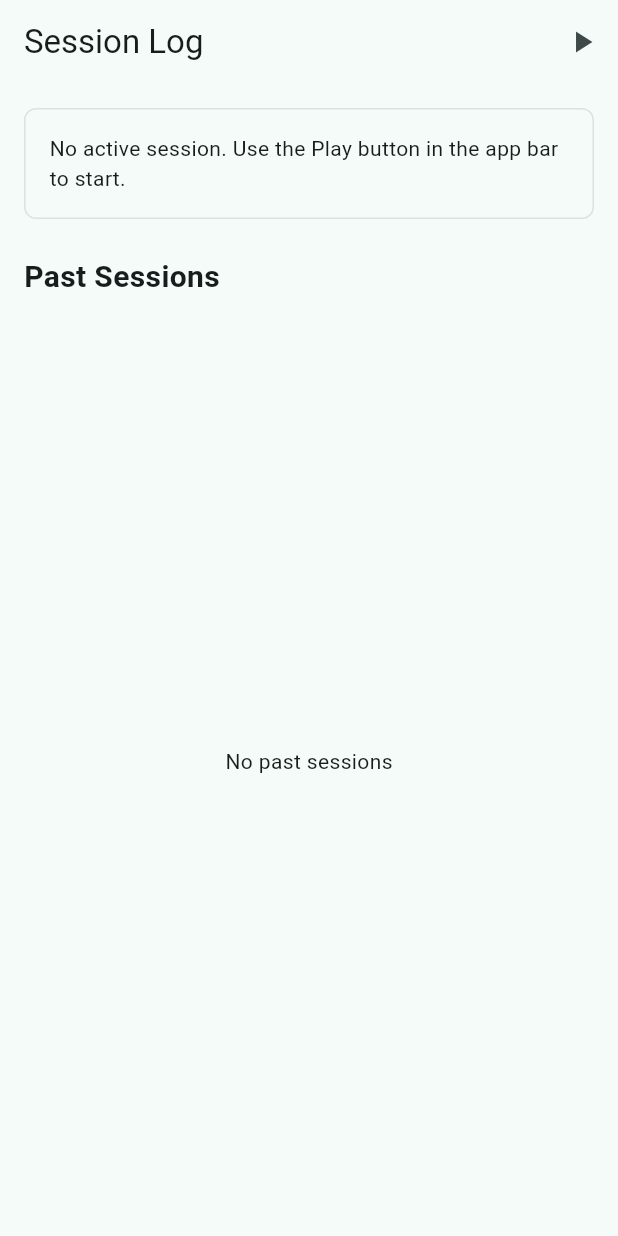
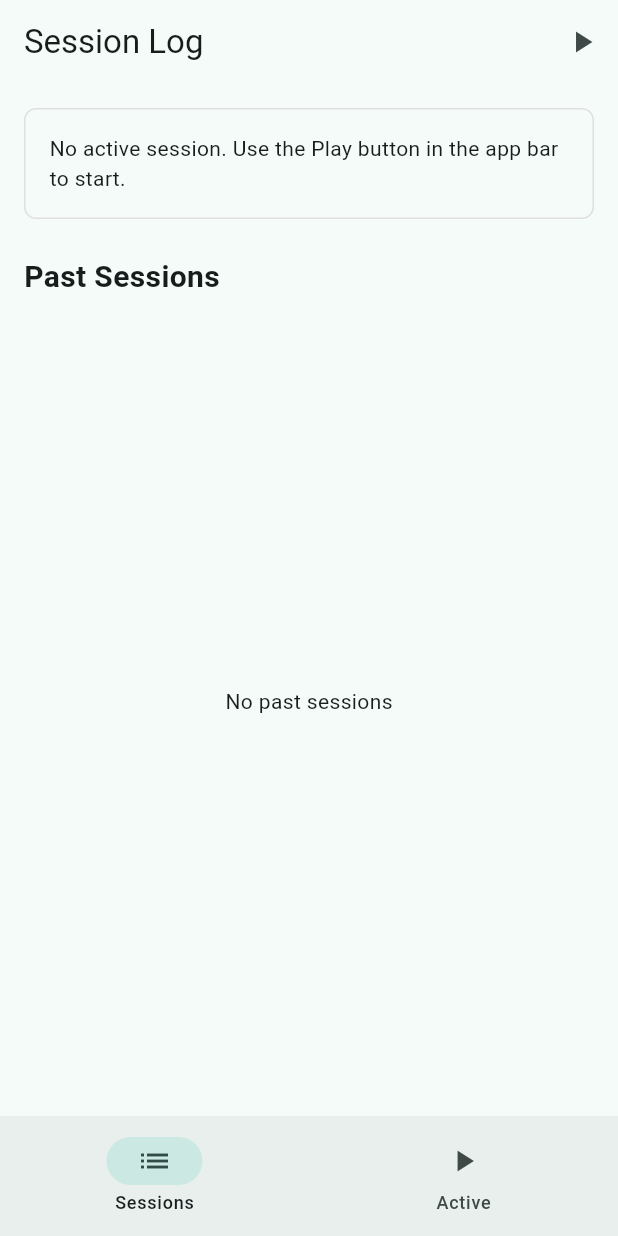
Before and after one commit to Furkanzmc/sacra, a Flutter app: the screen it shows after launch, on a phone screen of 412 x 824 dp. Run offline on Flutter 3.47's test engine with Material 3 defaults, Android fonts, the phone set to English and light mode, and no system bars; our stand-ins replace flutter_riverpod.

Commit message:
Initial navigation

```diff
--- a/lib/main.dart
+++ b/lib/main.dart
@@ -2,7 +2,7 @@
 import 'package:flutter/foundation.dart';
 import 'package:flutter/material.dart';
 import 'package:flutter_riverpod/flutter_riverpod.dart';
-import 'views/screens/session_log_screen.dart';
+import 'views/screens/home_nav.dart';
 import 'views/theme/app_theme.dart';
 
 void main() {
@@ -20,14 +20,14 @@
     if (isCupertino) {
       return const CupertinoApp(
         title: 'Sacra',
-        home: SessionLogScreen(),
+        home: HomeNav(),
       );
     }
     return MaterialApp(
       title: 'Sacra',
       theme: AppTheme.light,
       darkTheme: AppTheme.dark,
-      home: const SessionLogScreen(),
+      home: const HomeNav(),
     );
   }
 }
--- /dev/null
+++ b/lib/views/screens/home_nav.dart
@@ -0,0 +1,53 @@
+import 'package:flutter/cupertino.dart';
+import 'package:flutter/foundation.dart';
+import 'package:flutter/material.dart';
+
+import 'active_session_screen.dart';
+import 'session_log_screen.dart';
+
+class HomeNav extends StatefulWidget {
+  const HomeNav({super.key});
+
+  @override
+  State<HomeNav> createState() => _HomeNavState();
+}
+
+class _HomeNavState extends State<HomeNav> {
+  int _index = 0;
+
+  @override
+  Widget build(BuildContext context) {
+    final bool isCupertino = defaultTargetPlatform == TargetPlatform.iOS ||
+        defaultTargetPlatform == TargetPlatform.macOS;
+    final List<Widget> pages = <Widget>[
+      const SessionLogScreen(),
+      const ActiveSessionScreen(),
+    ];
+
+    if (isCupertino) {
+      return CupertinoTabScaffold(
+        tabBar: CupertinoTabBar(
+          items: const <BottomNavigationBarItem>[
+            BottomNavigationBarItem(icon: Icon(CupertinoIcons.list_bullet), label: 'Sessions'),
+            BottomNavigationBarItem(icon: Icon(CupertinoIcons.play_fill), label: 'Active'),
+          ],
+        ),
+        tabBuilder: (BuildContext context, int i) => CupertinoTabView(
+          builder: (_) => pages[i],
+        ),
+      );
+    }
+
+    return Scaffold(
+      body: pages[_index],
+      bottomNavigationBar: NavigationBar(
+        selectedIndex: _index,
+        destinations: const <NavigationDestination>[
+          NavigationDestination(icon: Icon(Icons.list), label: 'Sessions'),
+          NavigationDestination(icon: Icon(Icons.play_arrow), label: 'Active'),
+        ],
+        onDestinationSelected: (int i) => setState(() => _index = i),
+      ),
+    );
+  }
+}
--- a/lib/views/screens/session_log_screen.dart
+++ b/lib/views/screens/session_log_screen.dart
@@ -30,13 +30,7 @@ class SessionLogScreen extends ConsumerWidget {
     final SessionLogState state = ref.watch(sessionLogProvider);
     final SessionLogViewModel vm = ref.read(sessionLogProvider.notifier);
 
-    if (state.activeSession != null) {
-      WidgetsBinding.instance.addPostFrameCallback((_) {
-        Navigator.of(context).pushReplacement(
-          MaterialPageRoute<Widget>(builder: (_) => const ActiveSessionScreen()),
-        );
-      });
-    }
+    // Active session navigation is available via bottom navigation.
 
     return AdaptiveScaffold(
       title: const Text('Session Log'),
```
